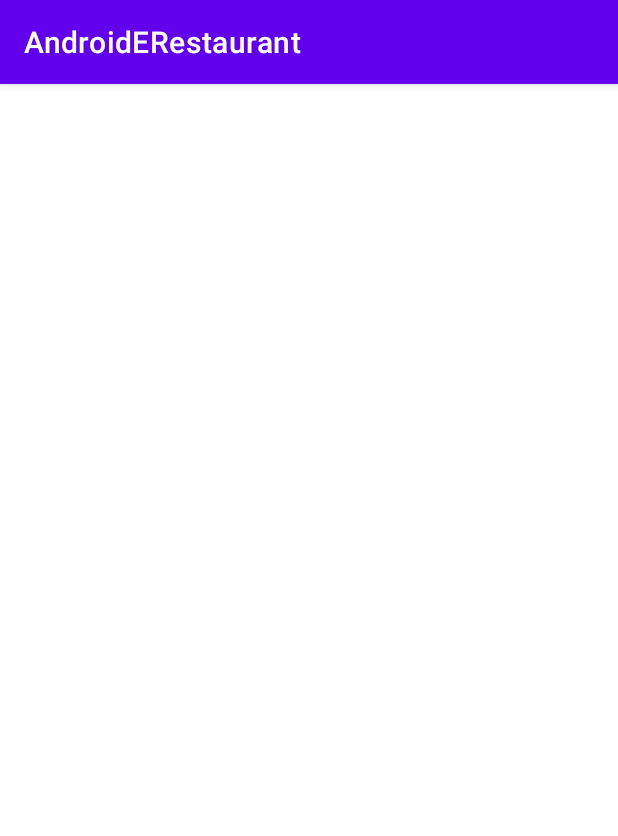
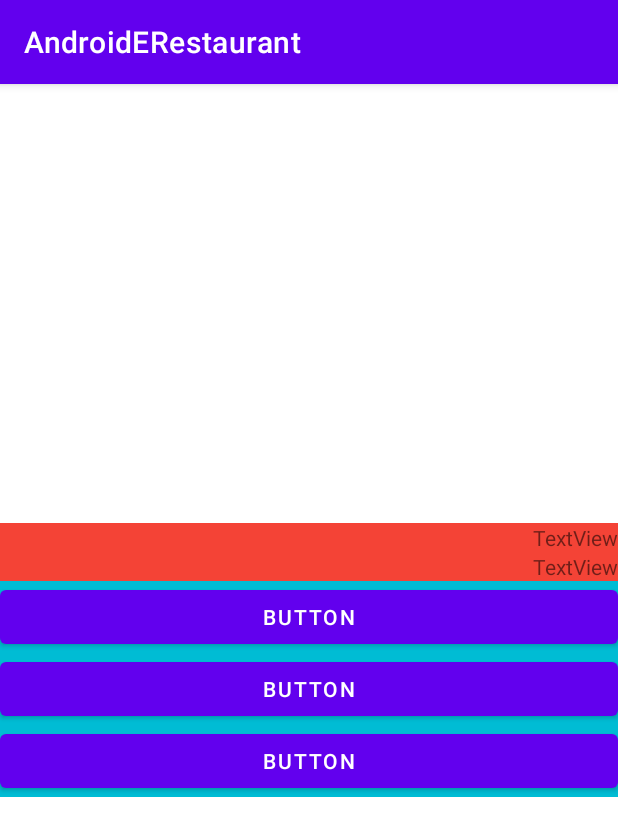
Before and after one commit to Qentah/AndroidERestaurant, an Android app: the screen it shows after launch (HomeActivity), on a phone screen of 412 x 824 dp. Shown: the top 836 px of the screen. Run offline under Robolectric (Android 15) with nearby library versions, the phone set to English and light mode, and no system bars.

Commit message:
Set Default Layout

```diff
--- a/app/src/main/res/layout/activity_home.xml
+++ b/app/src/main/res/layout/activity_home.xml
@@ -1,6 +1,94 @@
 <?xml version="1.0" encoding="utf-8"?>
 <androidx.constraintlayout.widget.ConstraintLayout xmlns:android="http://schemas.android.com/apk/res/android"
+    xmlns:app="http://schemas.android.com/apk/res-auto"
     xmlns:tools="http://schemas.android.com/tools"
     android:layout_width="match_parent"
     android:layout_height="match_parent"
-    tools:context=".HomeActivity" />
+    tools:context=".HomeActivity">
+
+    <androidx.constraintlayout.widget.ConstraintLayout
+        android:layout_width="match_parent"
+        android:layout_height="wrap_content"
+        app:layout_constraintBottom_toBottomOf="parent"
+        app:layout_constraintEnd_toEndOf="parent"
+        app:layout_constraintStart_toStartOf="parent"
+        app:layout_constraintTop_toTopOf="parent">
+
+        <LinearLayout
+            android:layout_width="match_parent"
+            android:layout_height="match_parent"
+            android:baselineAligned="false"
+            android:orientation="vertical"
+            app:flow_horizontalAlign="end">
+
+            <LinearLayout
+                android:layout_width="match_parent"
+                android:layout_height="wrap_content"
+                android:background="#F44336"
+                android:orientation="horizontal">
+
+                <Space
+                    android:layout_width="wrap_content"
+                    android:layout_height="wrap_content"
+                    android:layout_weight="1" />
+
+                <LinearLayout
+                    android:layout_width="wrap_content"
+                    android:layout_height="wrap_content"
+                    android:orientation="vertical">
+
+                    <TextView
+                        android:id="@+id/textView2"
+                        android:layout_width="match_parent"
+                        android:layout_height="wrap_content"
+                        android:text="TextView" />
+
+                    <TextView
+                        android:id="@+id/textView"
+                        android:layout_width="match_parent"
+                        android:layout_height="wrap_content"
+                        android:text="TextView" />
+                </LinearLayout>
+
+                <FrameLayout
+                    android:layout_width="wrap_content"
+                    android:layout_height="wrap_content">
+
+                    <ImageView
+                        android:id="@+id/imageView4"
+                        android:layout_width="wrap_content"
+                        android:layout_height="wrap_content"
+                        tools:src="@tools:sample/avatars" />
+                </FrameLayout>
+
+            </LinearLayout>
+
+            <LinearLayout
+                android:layout_width="match_parent"
+                android:layout_height="wrap_content"
+                android:background="#00BCD4"
+                android:orientation="vertical">
+
+                <Button
+                    android:id="@+id/button9"
+                    android:layout_width="match_parent"
+                    android:layout_height="wrap_content"
+                    android:text="Button" />
+
+                <Button
+                    android:id="@+id/button8"
+                    android:layout_width="match_parent"
+                    android:layout_height="wrap_content"
+                    android:text="Button" />
+
+                <Button
+                    android:id="@+id/button7"
+                    android:layout_width="match_parent"
+                    android:layout_height="wrap_content"
+                    android:text="Button" />
+            </LinearLayout>
+
+        </LinearLayout>
+    </androidx.constraintlayout.widget.ConstraintLayout>
+
+</androidx.constraintlayout.widget.ConstraintLayout>
```
